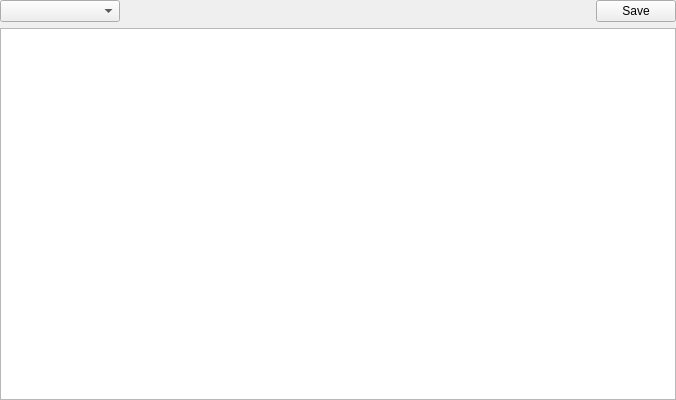
First picture: the form in xsymbolswidget.ui, repository horsicq/XSymbolsWidget, before the edit.
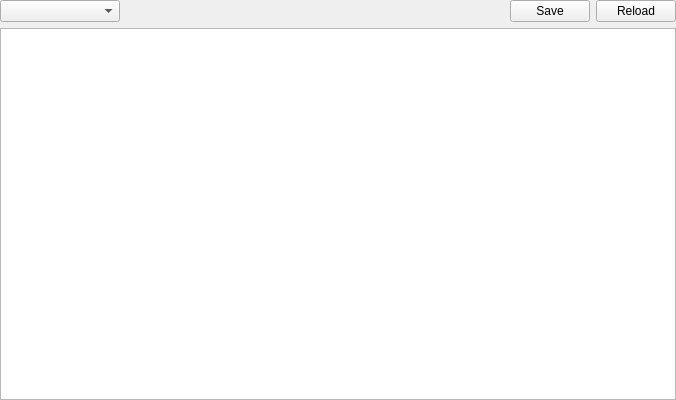
Second picture: the form after the edit. Custom widgets are drawn as their Qt base class.

What changed in the file:
```diff
--- a/xsymbolswidget.ui
+++ b/xsymbolswidget.ui
@@ -58,6 +58,13 @@
        </property>
       </widget>
      </item>
+     <item>
+      <widget class="QPushButton" name="pushButtonReload">
+       <property name="text">
+        <string>Reload</string>
+       </property>
+      </widget>
+     </item>
     </layout>
    </item>
    <item>
```
